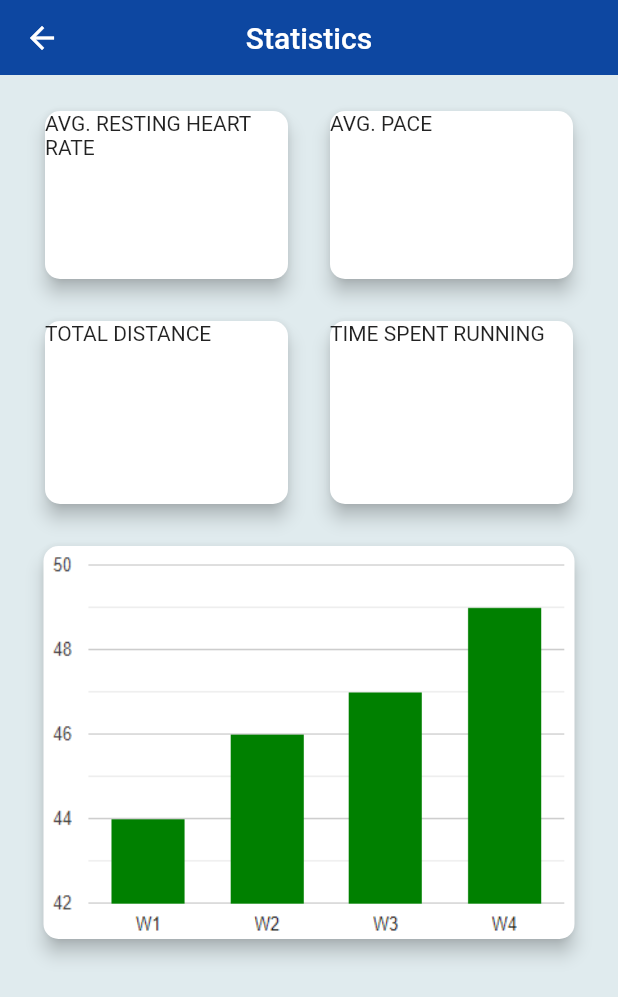
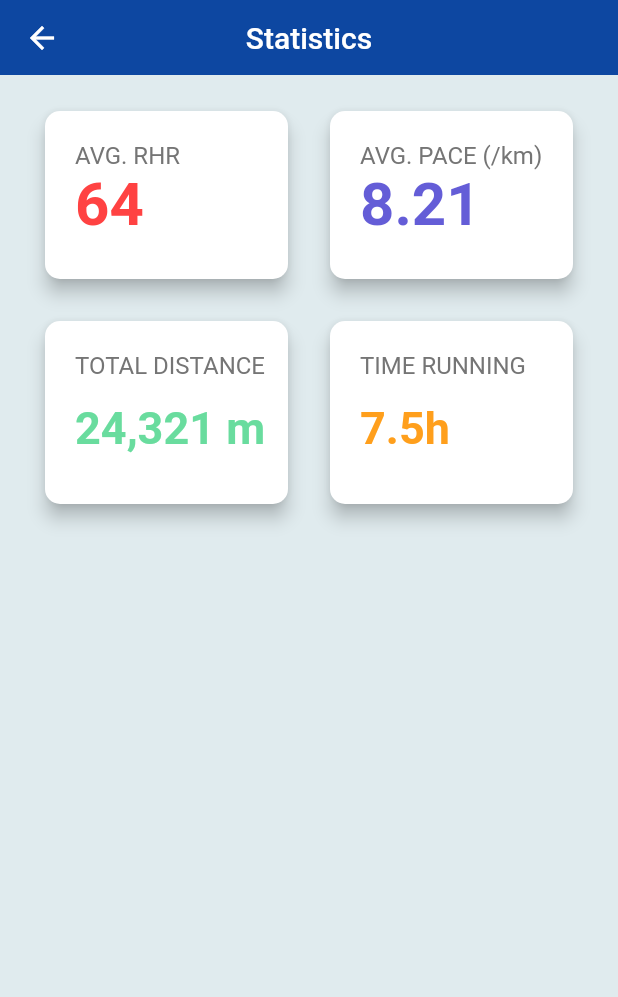
Before and after one commit to EnnyGit/PRJD-ClassF-Team4, a Flutter app: the Statistics screen opened by its route, on a phone screen of 412 x 824 dp. Shown: the top 997 px of the screen. Run offline on Flutter 3.47's test engine with Material 2 defaults, Android fonts, the phone set to English and light mode, and no system bars; our stand-ins replace fl_chart, flutter_spinkit; network calls fail; statements that could not run were skipped.

Commit message:
Mockup statistics page finished

```diff
--- a/app-prototype/lib/pages/statistics.dart
+++ b/app-prototype/lib/pages/statistics.dart
@@ -32,8 +32,31 @@ class _StatisticsState extends State<Statistics> {
                 width: 200,
                 child: Card(
                   elevation: 5,
-                  child: Text(
-                    'AVG. RESTING HEART RATE'
+                  child: Column(
+                    crossAxisAlignment: CrossAxisAlignment.start,
+                    children: [
+                      Padding(
+                        padding: const EdgeInsets.fromLTRB(20, 20, 0, 0),
+                        child: Text(
+                          'AVG. RHR',
+                          style: TextStyle(
+                            color: Colors.grey[600],
+                            fontSize: 16
+                          ),
+                        ),
+                      ),
+                      Padding(
+                        padding: const EdgeInsets.fromLTRB(20, 0, 0, 0),
+                        child: Text(
+                          '64',
+                          style: TextStyle(
+                            color: Color(0xFFFF4242),
+                            fontSize: 40,
+                            fontWeight: FontWeight.bold
+                          ),
+                        ),
+                      ),
+                    ],
                   ),
                   shape: RoundedRectangleBorder(
                     borderRadius: BorderRadius.circular(10)
@@ -46,8 +69,31 @@ class _StatisticsState extends State<Statistics> {
                 width: 200,
                 child: Card(
                   elevation: 5,
-                  child: Text(
-                    'AVG. PACE'
+                  child: Column(
+                    crossAxisAlignment: CrossAxisAlignment.start,
+                    children: [
+                      Padding(
+                        padding: const EdgeInsets.fromLTRB(20, 20, 0, 0),
+                        child: Text(
+                          'AVG. PACE (/km)',
+                          style: TextStyle(
+                            color: Colors.grey[600],
+                            fontSize: 16
+                          ),
+                        ),
+                      ),
+                      Padding(
+                        padding: const EdgeInsets.fromLTRB(20, 0, 0, 0),
+                        child: Text(
+                          '8.21',
+                          style: TextStyle(
+                            color: Color(0xFF645DD7),
+                            fontSize: 40,
+                            fontWeight: FontWeight.bold
+                          ),
+                        ),
+                      ),
+                    ],
                   ),
                   shape: RoundedRectangleBorder(
                     borderRadius: BorderRadius.circular(10)
@@ -65,8 +111,31 @@ class _StatisticsState extends State<Statistics> {
                 width: 200,
                 child: Card(
                   elevation: 5,
-                  child: Text(
-                    'TOTAL DISTANCE'
+                  child: Column(
+                    crossAxisAlignment: CrossAxisAlignment.start,
+                    children: [
+                      Padding(
+                        padding: const EdgeInsets.fromLTRB(20, 20, 0, 0),
+                        child: Text(
+                          'TOTAL DISTANCE',
+                          style: TextStyle(
+                            color: Colors.grey[600],
+                            fontSize: 16
+                          ),
+                        ),
+                      ),
+                      Padding(
+                        padding: const EdgeInsets.fromLTRB(20, 15, 0, 0),
+                        child: Text(
+                          '24,321 m',
+                          style: TextStyle(
+                            color: Color(0xFF69DC9E),
+                            fontSize: 30,
+                            fontWeight: FontWeight.bold
+                          ),
+                        ),
+                      ),
+                    ],
                   ),
                   shape: RoundedRectangleBorder(
                     borderRadius: BorderRadius.circular(10)
@@ -79,8 +148,31 @@ class _StatisticsState extends State<Statistics> {
                 width: 200,
                 child: Card(
                   elevation: 5,
-                  child: Text(
-                    'TIME SPENT RUNNING'
+                  child: Column(
+                    crossAxisAlignment: CrossAxisAlignment.start,
+                    children: [
+                      Padding(
+                        padding: const EdgeInsets.fromLTRB(20, 20, 0, 0),
+                        child: Text(
+                          'TIME RUNNING',
+                          style: TextStyle(
+                            color: Colors.grey[600],
+                            fontSize: 16
+                          ),
+                        ),
+                      ),
+                      Padding(
+                        padding: const EdgeInsets.fromLTRB(20, 15, 0, 0),
+                        child: Text(
+                          '7.5h',
+                          style: TextStyle(
+                            color: Color(0xFFFF9F1C),
+                            fontSize: 30,
+                            fontWeight: FontWeight.bold
+                          ),
+                        ),
+                      ),
+                    ],
                   ),
                   shape: RoundedRectangleBorder(
                     borderRadius: BorderRadius.circular(10)
@@ -89,23 +181,23 @@ class _StatisticsState extends State<Statistics> {
               ),
             ],
           ),
-          Container(
-            padding: EdgeInsets.fromLTRB(25, 10, 25, 20),
-            height: 300,
-            width: 500,
-            child: Card(
-              semanticContainer: true,
-              clipBehavior: Clip.antiAliasWithSaveLayer,
-              child: Image(
-                image: AssetImage('assets/graph.png'),
-                fit: BoxFit.fill,
-              ),
-              shape: RoundedRectangleBorder(
-                borderRadius: BorderRadius.circular(10)
-              ),
-              elevation: 5,
-            ),
-          ),
+          // Container(
+          //   padding: EdgeInsets.fromLTRB(25, 10, 25, 20),
+          //   height: 300,
+          //   width: 500,
+          //   child: Card(
+          //     semanticContainer: true,
+          //     clipBehavior: Clip.antiAliasWithSaveLayer,
+          //     child: Image(
+          //       image: AssetImage('assets/graph.png'),
+          //       fit: BoxFit.fill,
+          //     ),
+          //     shape: RoundedRectangleBorder(
+          //       borderRadius: BorderRadius.circular(10)
+          //     ),
+          //     elevation: 5,
+          //   ),
+          // ),
         ],
       )
     );
```
